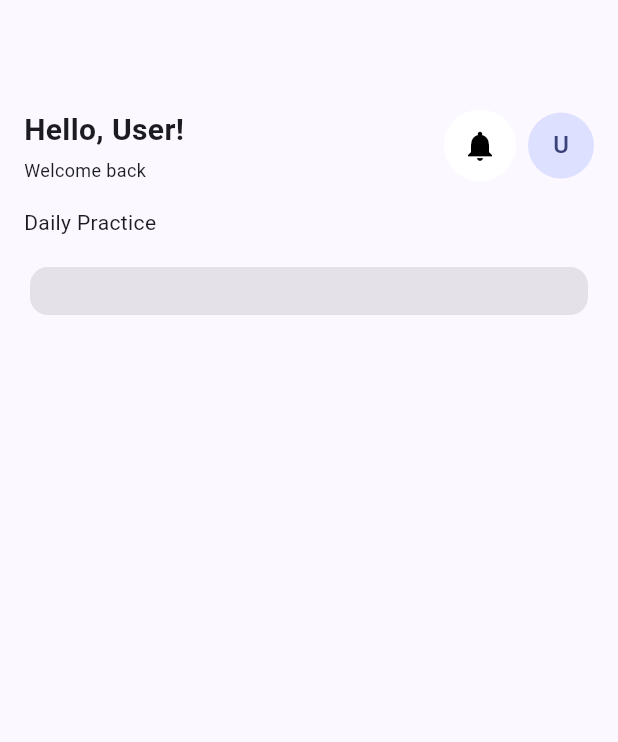
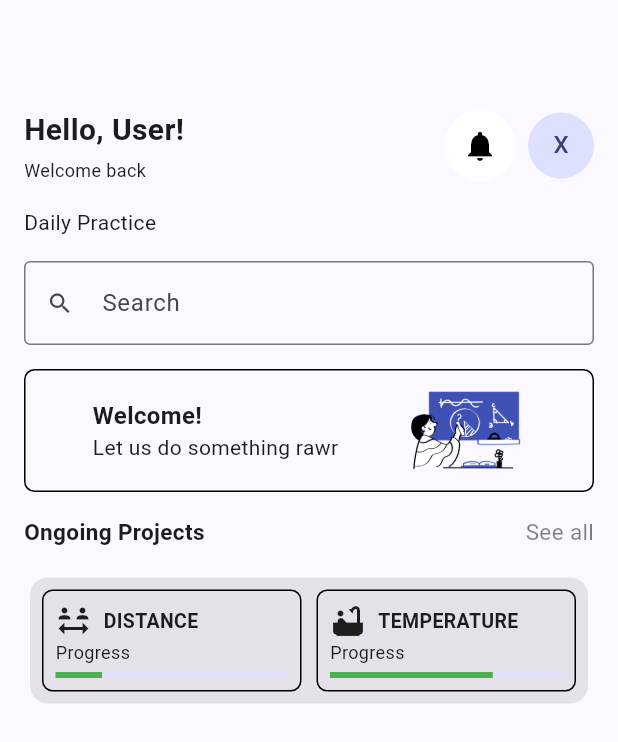
Before and after one commit to water-mizuu/scale_up, a Flutter app: the HomePage screen opened by its route, on a phone screen of 412 x 824 dp. Shown: the top 742 px of the screen. Run offline on Flutter 3.47's test engine with Material 3 defaults, Android fonts, the phone set to English and light mode, and no system bars; our stand-ins replace bloc, flutter_bloc, go_router; missing offline and left inert: window_manager.

Commit message:
added course tiles and search bar in the home screen

```diff
--- a/lib/presentation/views/home/home_page.dart
+++ b/lib/presentation/views/home/home_page.dart
@@ -17,23 +17,163 @@ class HomePage extends StatelessWidget {
               crossAxisAlignment: CrossAxisAlignment.stretch,
               children: [Text('Daily Practice')],
             ),
+            TextField(
+              decoration: InputDecoration(
+                prefixIcon: Padding(
+                  padding: EdgeInsets.all(8),
+                  child: Icon(Icons.search, size: 18,),
+                ),
+                border: OutlineInputBorder(),
+                hintText: "Search",
+              ),
+            ),
+            Container(
+              decoration: BoxDecoration(
+                borderRadius: BorderRadius.circular(7),
+                border: Border.all(
+                  color: Colors.black,
+                  width: 1.0,
+                ),
+              ),
+              child: Row(
+                mainAxisAlignment: MainAxisAlignment.spaceEvenly,
+                children: [
+                  Column(
+                    crossAxisAlignment: CrossAxisAlignment.start,
+                    children: [
+                      Text(
+                        "Welcome!",
+                        style: TextStyle(
+                          fontSize: 16,
+                          fontWeight: FontWeight.bold,
+                        ),
+                      ),
+                      Text(
+                        "Let us do something rawr",
+                        style: TextStyle(
+                            fontSize: 14,
+                          ),
+                      ),
+                    ],
+                  ),
+                  Image.asset(
+                    "assets/illustrations/topic.png",
+                    height: 80,
+                    fit: BoxFit.cover,
+                  )
+                ],
+              ),
+            ),
             Row(
+              mainAxisAlignment: MainAxisAlignment.spaceBetween,
               children: [
+                Text(
+                  "Ongoing Projects",
+                  style: TextStyle(
+                    fontSize: 15,
+                    fontWeight: FontWeight.bold,
+                  ),
+                ),
+                InkWell(
+                  onTap: (){
+                    print("Ito lang muna laman mb!");
+                  },
+                  child: Text(
+                  "See all",
+                  style: TextStyle(
+                    fontSize: 15,
+                    color: Color.fromRGBO(0, 0, 0, 0.5),
+                  ),
+                ),
+                ),
+              ],
+            ),
+            Row(
+              children: <Widget>[
                 Expanded(
                   child: Card.filled(
                     child: Padding(
-                      padding: const EdgeInsets.all(16.0),
+                      padding: const EdgeInsets.all(8.0),
                       child: Column(
-                        children: [],
+                        children: [
+                          Row(
+                            spacing: 10,
+                            children: [
+                              CourseTile(label: "DISTANCE", icon: Icons.social_distance, progressBarValue: 0.2),
+                              CourseTile(label: "TEMPERATURE", icon: Icons.bathtub, progressBarValue: 0.7),
+                            ],
+                          )
+
+                        ],
                       ),
                     ),
                   ),
                 ),
               ],
+            ),
+          ],
+        ),
+      ),
+    );
+  }
+}
+
+class CourseTile extends StatelessWidget {
+  const CourseTile({
+    required this.label,
+    required this.icon,
+    required this.progressBarValue,
+    super.key
+  });
+
+  final IconData icon;
+  final String label;
+  final double progressBarValue;
+
+  @override
+  Widget build(BuildContext context) {
+    return Expanded(
+      child: Container(
+      decoration: BoxDecoration(
+        borderRadius: BorderRadius.circular(7),
+        border: Border.all(
+          color: Colors.black,
+          width: 1.0,
+        ),
+      ),
+      child: Padding(
+        padding: const EdgeInsets.all(8.0),
+        child: Column(
+          crossAxisAlignment: CrossAxisAlignment.start,
+          children: <Widget>[
+            Row(
+              spacing: 8,
+              children: [
+                Icon(icon),
+                Text(
+                  label,
+                  style: TextStyle(
+                    fontSize: 13.0,
+                    fontWeight: FontWeight.bold,
+                  ),
+                ),
+              ],
+            ),
+            Text(
+              "Progress",
+              style: TextStyle(
+                fontSize: 12.0,
+              ),
+            ),
+            SizedBox(height: 5,),
+            LinearProgressIndicator(
+              value: progressBarValue,
+              valueColor: AlwaysStoppedAnimation<Color>(Colors.green),
             )
           ],
         ),
       ),
+    ),
     );
   }
 }
@@ -73,7 +213,7 @@ class UserBar extends StatelessWidget {
           style: ButtonStyle(backgroundColor: WidgetStatePropertyAll(Colors.white)),
           icon: Icon(Icons.notifications),
         ),
-        CircleAvatar(radius: 22.0, child: Text('U'))
+        CircleAvatar(radius: 22.0, child: Text('X'))
       ],
     );
   }
```
Also changed, not shown: pubspec.lock.
